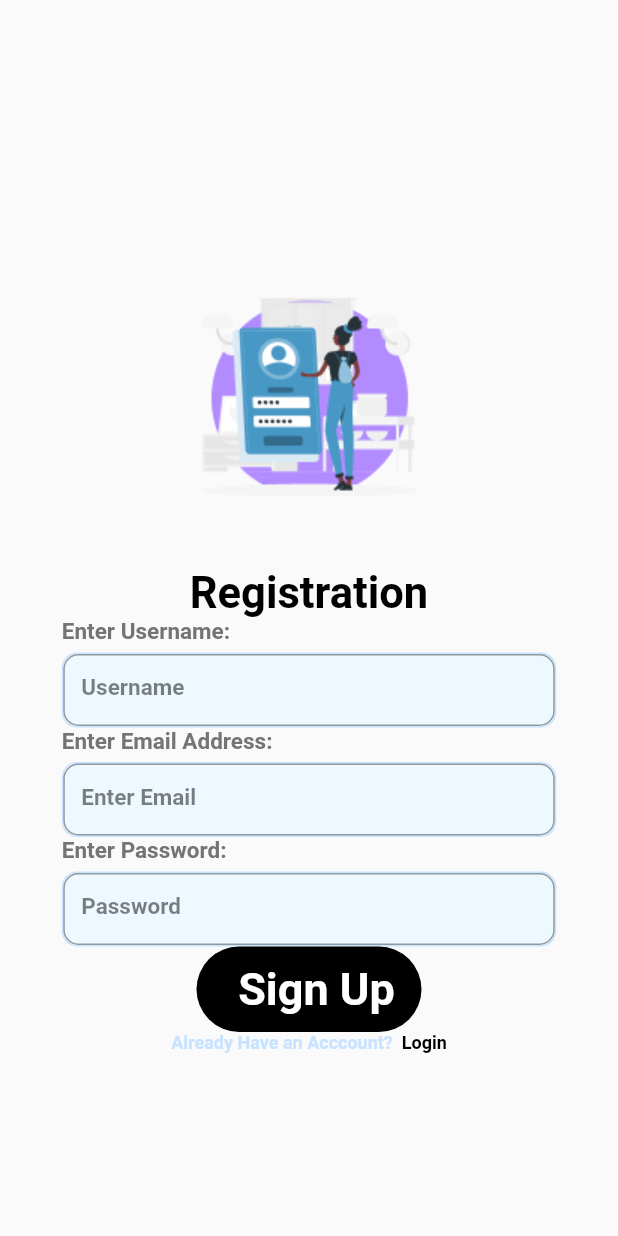
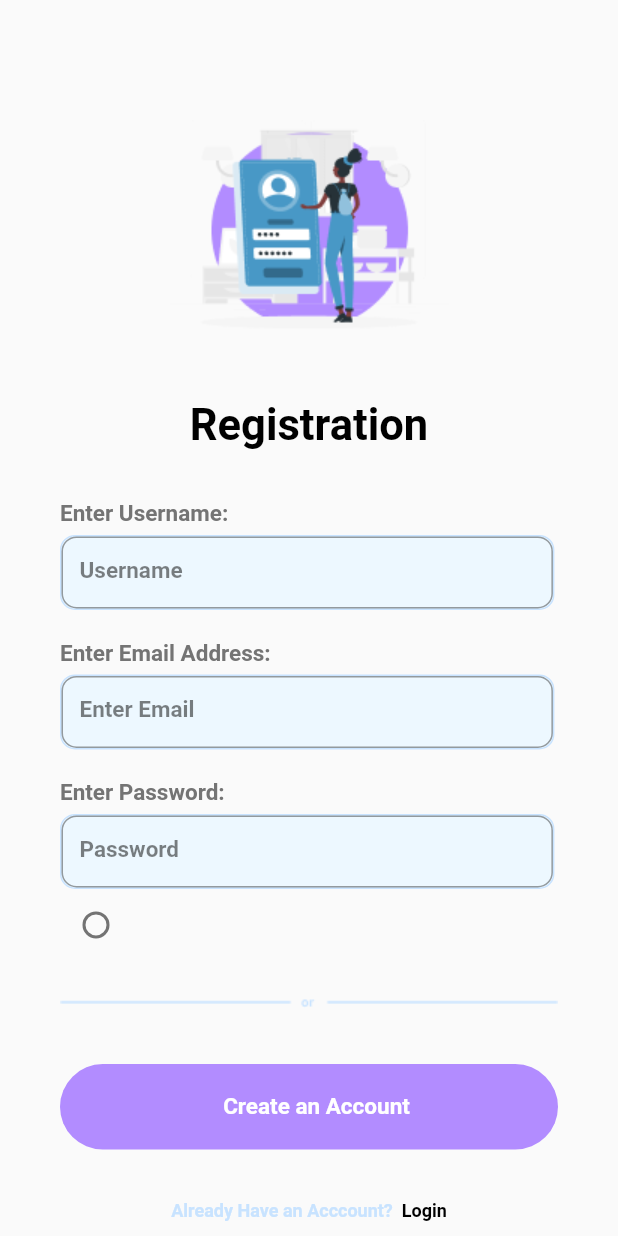
Before and after one commit to Suhaibusman/Smit-Devathon, a Flutter app: the screen it shows after launch, after a tap on "Do You Want To Create an account?", on a phone screen of 412 x 824 dp. Run offline on Flutter 3.47's test engine with Material 2 defaults, Android fonts, the phone set to English and light mode, and no system bars; our stand-ins replace cloud_firestore, firebase_auth, firebase_core, image_picker; accounts and stored records are empty.

Commit message:
smit devathon

```diff
--- a/lib/screens/login_screen.dart
+++ b/lib/screens/login_screen.dart
@@ -103,7 +103,7 @@ bool isPassword =true;
                       bgColor: MyColors.purpleColor,
                       textMessage: "Login",
                       textColor: MyColors.whiteColor,
-                      textSize: 30,
+                      textSize: 15,
                       buttonWidth: MediaQuery.of(context).size.width)),
               InkWell(
                   onTap: () {
--- a/lib/screens/sign_up_screen.dart
+++ b/lib/screens/sign_up_screen.dart
@@ -19,20 +19,22 @@ class _SignUpScreenState extends State<SignUpScreen> {
    TextEditingController passwordController = TextEditingController();
       TextEditingController confirmpasswordController = TextEditingController();
   CustomFunction func = CustomFunction();
-
+  String? isPatient;
+      String? isDoctor;
 
 
 
   @override
   Widget build(BuildContext context) {
     return Scaffold(
+      resizeToAvoidBottomInset: false,
       body: SizedBox(
         height: MediaQuery.of(context).size.height,
         width: MediaQuery.of(context).size.width,
         child: Padding(
-          padding: const EdgeInsets.all(40),
+          padding: const EdgeInsets.only(top: 10,bottom: 10,left: 40,right: 40),
           child: Column(
-            mainAxisAlignment: MainAxisAlignment.center,
+            mainAxisAlignment: MainAxisAlignment.spaceBetween,
             children: [
                             Column(
                 children: [
@@ -61,6 +63,9 @@ class _SignUpScreenState extends State<SignUpScreen> {
                     height: 5,
                   ),
                   CustomTextField(textFieldController: emailController ,hintText: "Username",),
+                   const SizedBox(
+                height: 20,
+              ),
                    const TextWidget(
                       textMessage: "Enter Email Address:",
                       textColor: MyColors.greyColor,
@@ -69,6 +74,9 @@ class _SignUpScreenState extends State<SignUpScreen> {
                     height: 5,
                   ),
                    CustomTextField(textFieldController: emailController ,hintText: "Enter Email",),
+                   const SizedBox(
+                height: 20,
+              ),
                    const TextWidget(
                       textMessage: "Enter Password:",
                       textColor: MyColors.greyColor,
@@ -77,6 +85,18 @@ class _SignUpScreenState extends State<SignUpScreen> {
                     height: 5,
                   ),
                 CustomTextField(textFieldController: passwordController ,isPass: true,hintText: "Password",),
+
+           Radio(
+  value: "radio value",
+  groupValue: "group value",
+  onChanged: (value){
+    print(value); //selected value
+  }
+),
+                   const SizedBox(
+                height: 20,
+              ),
+                   Image.asset(Myimages.orLine),
 
                 ],
               ),
@@ -89,7 +109,7 @@ class _SignUpScreenState extends State<SignUpScreen> {
                   // passwordController.clear();
                   // confirmpasswordController.clear();
                   },
-                  child: const CustomButtonWidget(bgColor: MyColors.blackColor, textMessage: "Sign Up", textColor: MyColors.whiteColor, textSize: 30, buttonWidth: 150))
+                  child:  CustomButtonWidget(bgColor: MyColors.purpleColor, textMessage: "Create an Account", textColor: MyColors.whiteColor, textSize: 15, buttonWidth: MediaQuery.of(context).size.width))
 
            ,InkWell(
                   onTap: () {
```
